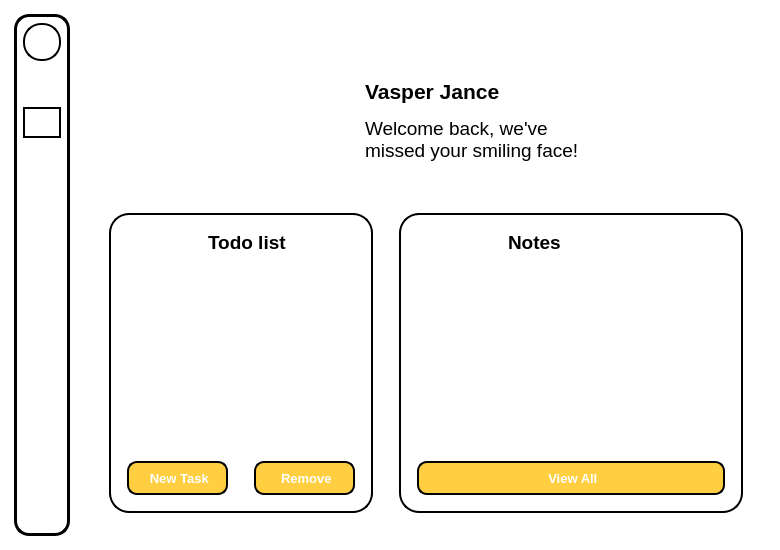
This is SPCK/GUI/Home.ui in MaiNgocChau9/Python-App-A- as Qt 5 draws it before an edit. The edited form follows.
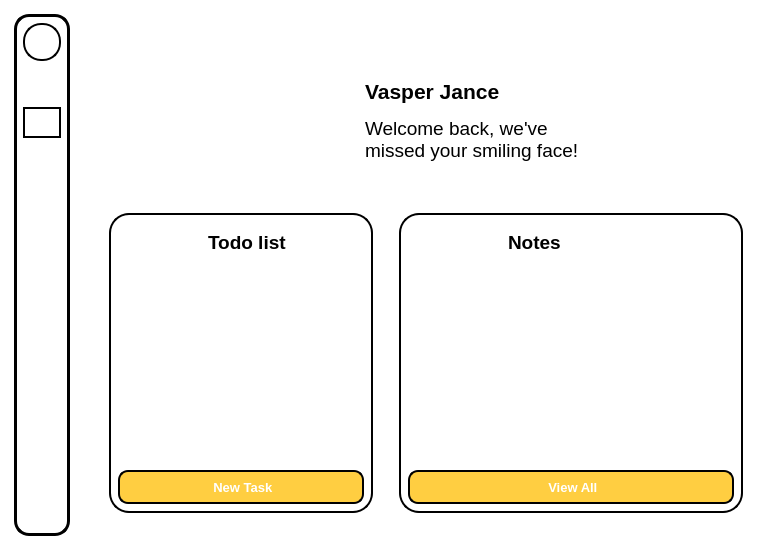
This is the edited form. Icons and pictures are not drawn.

Patch:
```diff
--- a/SPCK/GUI/Home.ui
+++ b/SPCK/GUI/Home.ui
@@ -429,12 +429,6 @@
               </widget>
              </item>
              <item>
-              <widget class="QWidget" name="widget_10" native="true">
-               <property name="styleSheet">
-                <string notr="true">border: 0px;</string>
-               </property>
-               <layout class="QHBoxLayout" name="horizontalLayout_7">
-                <item>
                  <widget class="QPushButton" name="pushButton_6">
                   <property name="font">
                    <font>
@@ -482,57 +476,6 @@
                   </property>
                  </widget>
                 </item>
-                <item>
-                 <widget class="QPushButton" name="pushButton_7">
-                  <property name="font">
-                   <font>
-                    <family>Segoe UI</family>
-                    <pointsize>10</pointsize>
-                    <weight>75</weight>
-                    <bold>true</bold>
-                   </font>
-                  </property>
-                  <property name="styleSheet">
-                   <string notr="true">QPushButton{
-	border: 2px solid black;
-	height: 30px;
-	border-radius: 10px;
-	background-color: #FFCE41;
-	color: white;
-}
-
-QPushButton::hover{
-	border: 3px solid black;
-	height: 30px;
-	border-radius: 10px;
-	background-color: #FFCE41;
-}
-
-QPushButton::pressed{
-	border: 3px solid black;
-	height: 30px;
-	border-radius: 10px;
-	background-color: rgb(234, 188, 59);
-}</string>
-                  </property>
-                  <property name="text">
-                   <string> Remove</string>
-                  </property>
-                  <property name="icon">
-                   <iconset>
-                    <normaloff>../Image/remove.png</normaloff>../Image/remove.png</iconset>
-                  </property>
-                  <property name="iconSize">
-                   <size>
-                    <width>16</width>
-                    <height>16</height>
-                   </size>
-                  </property>
-                 </widget>
-                </item>
-               </layout>
-              </widget>
-             </item>
             </layout>
            </widget>
           </item>
@@ -635,12 +578,6 @@
               </widget>
              </item>
              <item>
-              <widget class="QWidget" name="widget_11" native="true">
-               <property name="styleSheet">
-                <string notr="true">border: 0px;</string>
-               </property>
-               <layout class="QHBoxLayout" name="horizontalLayout_8">
-                <item>
                  <widget class="QPushButton" name="pushButton_2">
                   <property name="font">
                    <font>
@@ -686,9 +623,6 @@
                     <height>16</height>
                    </size>
                   </property>
-                 </widget>
-                </item>
-               </layout>
               </widget>
              </item>
             </layout>
```
Lines whose indentation alone changed are shown as unchanged.
